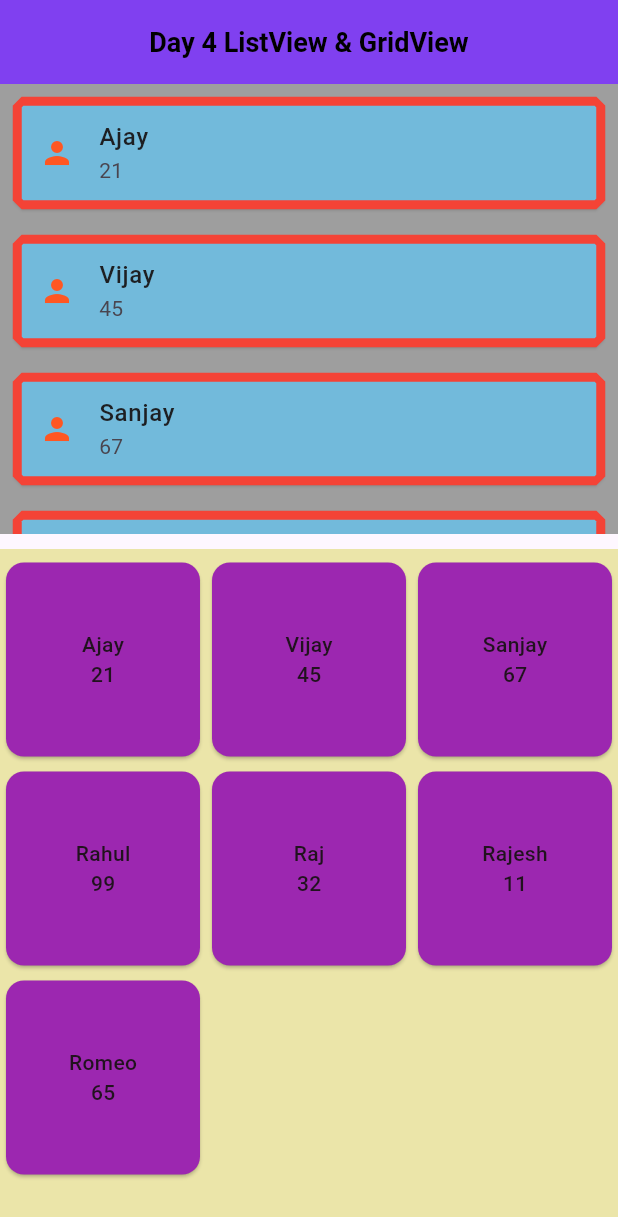
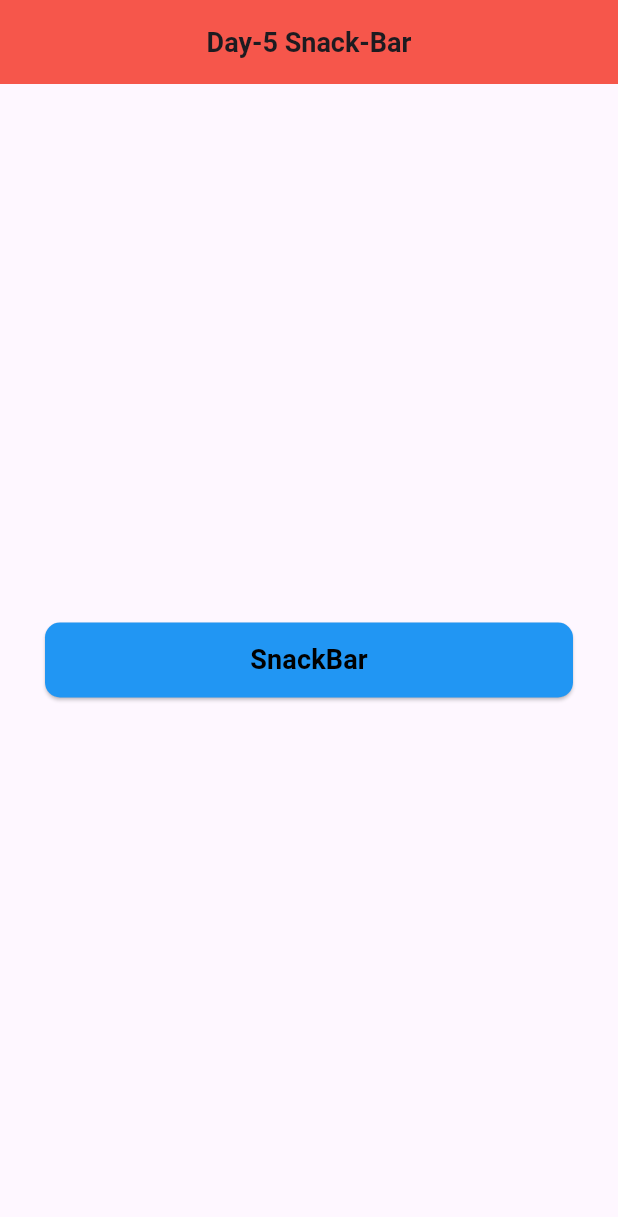
Before and after one commit to Vijay-Mahato/30_days-30_concept, a Flutter app: the screen it shows after launch, on a phone screen of 412 x 824 dp. Shown: the top 1217 px of the screen. Run offline on Flutter 3.47's test engine with Material 3 defaults, Android fonts, the phone set to English and light mode, and no system bars.

Commit message:
Snack-Bar Widget with its all property

```diff
--- a/lib/30_days_concepts/day-4.dart
+++ b/lib/30_days_concepts/day-4.dart
@@ -32,32 +32,66 @@ class Day4 extends StatelessWidget {
             width: double.infinity,
             color: Colors.grey,
             child: ListView.builder(
-              scrollDirection: Axis.vertical,
+              scrollDirection: Axis.horizontal,
               itemCount: name.length,
               itemBuilder: (context, index) {
-                return Card(
+                return Column(
+                  children: [
+                    Container(
                       margin: const EdgeInsets.all(10),
-                  shape: BeveledRectangleBorder(
-                      borderRadius: BorderRadius.circular(5),
-                      side: const BorderSide(color: Colors.red, width: 3)),
-                  color: const Color.fromARGB(255, 114, 186, 219),
-                  child: ListTile(
-                    title: Text(
+                      height: 100,
+                      width: 100,
+                      decoration: BoxDecoration(
+                          shape: BoxShape.circle, color: Colors.amber[100]),
+                      child: Column(
+                        mainAxisAlignment: MainAxisAlignment.center,
+                        children: [
+                          Center(
+                            child: Text(
                               name[index],
                               style: const TextStyle(
                                 color: Color.fromARGB(232, 21, 16, 16),
                                 fontWeight: FontWeight.w500,
                               ),
                             ),
-                    dense: false,
-                    leading: const Icon(Icons.person),
-                    iconColor: Colors.deepOrange,
-                    subtitle: Text(roll_no[index]),
-                    onTap: () {
-                      print(name[index]);
-                    },
                           ),
+                          Center(
+                            child: Text(
+                              roll_no[index],
+                              style: const TextStyle(
+                                color: Color.fromARGB(232, 21, 16, 16),
+                                fontWeight: FontWeight.w500,
+                              ),
+                            ),
+                          ),
+                        ],
+                      ),
+                    ),
+                  ],
                 );
+                // return Card(
+                //   margin: const EdgeInsets.all(10),
+                //   shape: BeveledRectangleBorder(
+                //       borderRadius: BorderRadius.circular(5),
+                //       side: const BorderSide(color: Colors.red, width: 3)),
+                //   color: const Color.fromARGB(255, 114, 186, 219),
+                //   child: ListTile(
+                //     title: Text(
+                //       name[index],
+                //       style: const TextStyle(
+                //         color: Color.fromARGB(232, 21, 16, 16),
+                //         fontWeight: FontWeight.w500,
+                //       ),
+                //     ),
+                //     dense: false,
+                //     leading: const Icon(Icons.person),
+                //     iconColor: Colors.deepOrange,
+                //     subtitle: Text(roll_no[index]),
+                //     onTap: () {
+                //       print(name[index]);
+                //     },
+                //   ),
+                // );
               },
             ),
           ),
--- /dev/null
+++ b/lib/30_days_concepts/day-5.dart
@@ -0,0 +1,68 @@
+import 'package:flutter/cupertino.dart';
+import 'package:flutter/material.dart';
+import 'package:flutter/widgets.dart';
+
+class Day5 extends StatelessWidget {
+  const Day5({super.key});
+
+  @override
+  Widget build(BuildContext context) {
+    return Scaffold(
+      appBar: AppBar(
+        centerTitle: true,
+        title: const Text(
+          "Day-5 Snack-Bar",
+          style: TextStyle(
+            fontSize: 18,
+            fontWeight: FontWeight.bold,
+          ),
+        ),
+        backgroundColor: const Color.fromARGB(255, 246, 86, 75),
+      ),
+      body: Center(
+        child: Container(
+          padding: const EdgeInsets.symmetric(horizontal: 30),
+          height: 50,
+          width: double.maxFinite,
+          child: ElevatedButton(
+              style: ButtonStyle(
+                backgroundColor: WidgetStateProperty.all(Colors.blue),
+                overlayColor: WidgetStateProperty.all(Colors.white),
+                shape: WidgetStateProperty.all(RoundedRectangleBorder(
+                    borderRadius: BorderRadius.circular(10))),
+              ),
+              onPressed: () {
+                print("clicked the button");
+                final snackbar = SnackBar(
+                  action: SnackBarAction(
+                    label: 'Undo',
+                    textColor: const Color.fromARGB(255, 0, 139, 253),
+                    onPressed: () {
+                      print("Undo button clicked");
+                    },
+                  ),
+                  behavior: SnackBarBehavior.floating,
+                  shape: RoundedRectangleBorder(
+                      borderRadius: BorderRadius.circular(10)),
+                  duration: const Duration(seconds: 2),
+                  backgroundColor: Colors.black,
+                  content: const Center(
+                    child: Text(
+                      "You have clicked the button",
+                    ),
+                  ),
+                );
+                ScaffoldMessenger.of(context).showSnackBar(snackbar);
+              },
+              child: const Text(
+                "SnackBar",
+                style: const TextStyle(
+                    fontSize: 18,
+                    color: Colors.black,
+                    fontWeight: FontWeight.bold),
+              )),
+        ),
+      ),
+    );
+  }
+}
--- a/lib/main.dart
+++ b/lib/main.dart
@@ -1,9 +1,6 @@
-import 'package:concept/30_days_concepts/day-3.dart';
-import 'package:concept/30_days_concepts/day-4.dart';
 import 'package:flutter/material.dart';
 
-import '30_days_concepts/day-1.dart';
-import '30_days_concepts/day-2.dart';
+import '30_days_concepts/day-5.dart';
 
 void main() {
   runApp(const MyApp());
@@ -22,7 +19,7 @@ class MyApp extends StatelessWidget {
         primaryColor: const Color.fromARGB(255, 128, 64, 240),
       ),
       // ignore: prefer_const_constructors
-      home: Day4(),
+      home: Day5(),
     );
   }
 }
```
Lines whose indentation alone changed are shown as unchanged.
